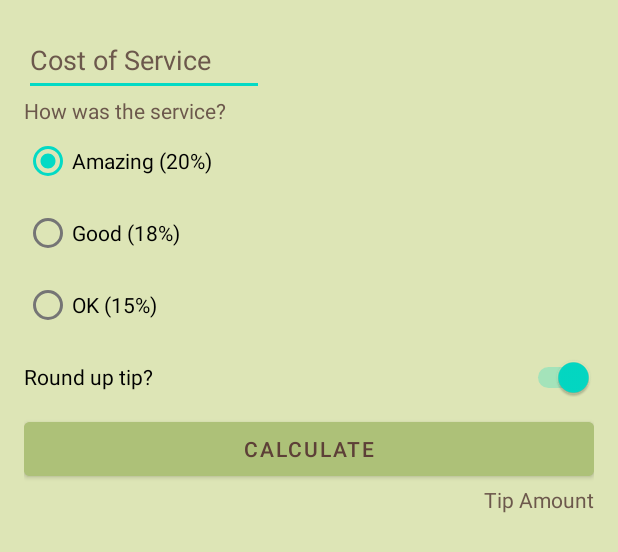
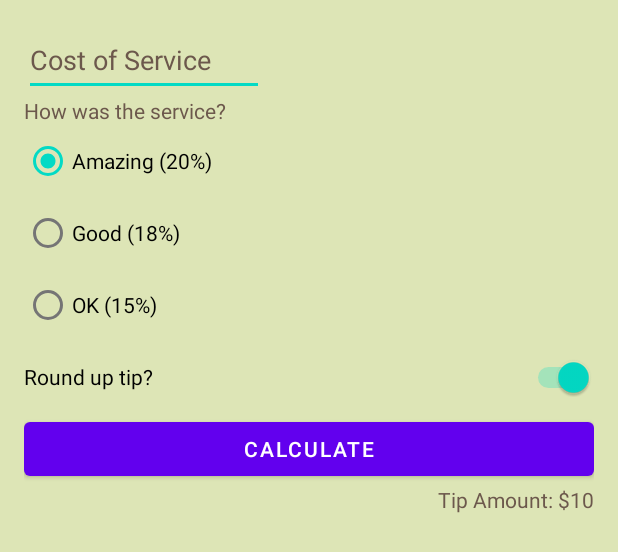
Before and after one commit to RichoHa/android.tiptime.app, an Android app: the layout activity_main.xml on its own in the app's theme, with its tools: preview values and no code run, on a phone screen of 412 x 824 dp. Shown: the top 552 px of the screen. Run offline under Robolectric (Android 15) with nearby library versions, the phone set to English and light mode, and no system bars.

```diff
--- a/app/build.gradle
+++ b/app/build.gradle
@@ -5,6 +5,10 @@ plugins {
 
 android {
     compileSdk 32
+
+    buildFeatures {
+        viewBinding = true
+    }
 
     defaultConfig {
         applicationId "com.example.tiptime"
--- a/app/src/main/res/layout/activity_main.xml
+++ b/app/src/main/res/layout/activity_main.xml
@@ -78,9 +78,7 @@
         android:layout_width="0dp"
         android:layout_height="wrap_content"
 
-        android:backgroundTint="@color/dark_green"
         android:text="@string/calculate"
-        android:textColor="#5D4037"
         app:layout_constraintEnd_toEndOf="parent"
         app:layout_constraintStart_toStartOf="parent"
         app:layout_constraintTop_toBottomOf="@id/round_up_tip" />
@@ -90,7 +88,7 @@
         android:layout_width="wrap_content"
 
         android:layout_height="wrap_content"
-        android:text="@string/tip_amount"
+        tools:text="Tip Amount: $10"
         android:textColor="@color/dark_brown"
         app:layout_constraintEnd_toEndOf="parent"
         app:layout_constraintTop_toBottomOf="@id/calculate_button" />
--- a/app/src/main/res/values/strings.xml
+++ b/app/src/main/res/values/strings.xml
@@ -7,5 +7,5 @@
     <string name="ok_15">OK (15%)</string>
     <string name="round_up_tip">Round up tip?</string>
     <string name="calculate">Calculate</string>
-    <string name="tip_amount">Tip Amount</string>
+    <string name="tip_amount">Tip Amount: %s</string>
 </resources>
```
Also changed, not shown: app/src/main/java/com/example/tiptime/MainActivity.kt (+35 -1 lines).
